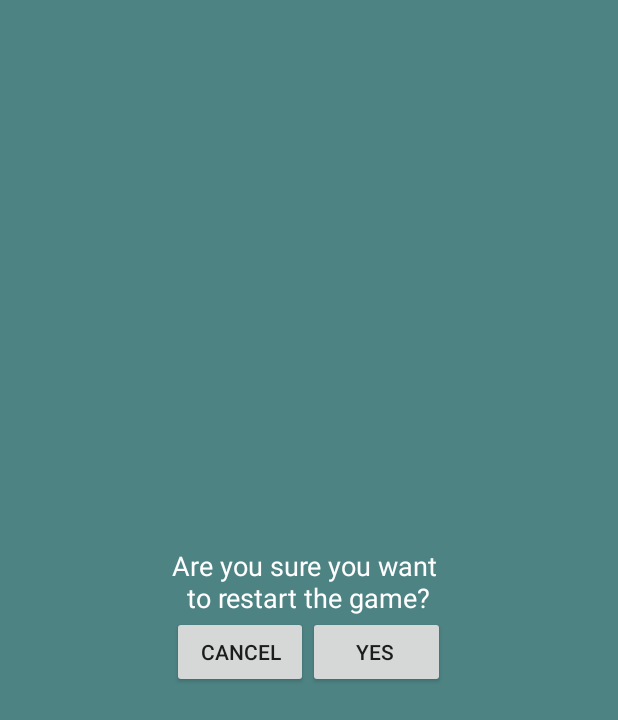
After one commit to MaximBravo/Maxim2048, an Android app: the layout activity_refresh.xml on its own in the app's theme, with its tools: preview values and no code run, on a phone screen of 412 x 824 dp. The commit adds this screen. Shown: the top 720 px of the screen. Run offline under Robolectric (Android 15) with nearby library versions, the phone set to English and light mode, and no system bars.

Commit message:
Add gameover feature, fix refresh problem and added popups and score saving issue

```diff
--- a/app/src/main/AndroidManifest.xml
+++ b/app/src/main/AndroidManifest.xml
@@ -18,6 +18,10 @@
         <activity android:name="maximbravo.com.Maxim2048.SettingsActivity">
 
         </activity>
+        <activity android:name="maximbravo.com.Maxim2048.Restart"
+            android:theme="@style/AppTheme.CustomTheme">
+
+        </activity>
     </application>
 
 </manifest>
--- a/app/src/main/java/maximbravo/com/Maxim2048/Matrix.java
+++ b/app/src/main/java/maximbravo/com/Maxim2048/Matrix.java
@@ -47,7 +47,10 @@ public class Matrix {
 		Random rand = new Random();
 		if(emptySpaceCount <= 1){
 			placeNewSquareIn(0, squareIdToPut);
-			return false;
+			if(emptySpaceCount == 0 && swiped == false){
+				return false;
+			}
+			return true;
 		}
 		int randomNumPosition = rand.nextInt((emptySpaceCount-1));
 		placeNewSquareIn(randomNumPosition, squareIdToPut);
--- a/app/src/main/res/layout/activity_main.xml
+++ b/app/src/main/res/layout/activity_main.xml
@@ -156,8 +156,8 @@
                 android:layout_height="0dp"
                 android:layout_gravity="center"
                 android:layout_weight="1"
-                android:onClick="refresh"
-                android:text="REFRESH" />
+                android:onClick="restart"
+                android:text="Restart" />
 
             <TextView
                 android:id="@+id/helpCount"
--- /dev/null
+++ b/app/src/main/res/layout/activity_refresh.xml
@@ -0,0 +1,48 @@
+<?xml version="1.0" encoding="utf-8"?>
+<RelativeLayout
+    xmlns:android="http://schemas.android.com/apk/res/android"
+    android:background="@color/colorPrimaryDark"
+    android:layout_width="match_parent"
+    android:layout_height="match_parent">
+    <LinearLayout
+        android:layout_width="wrap_content"
+        android:orientation="vertical"
+        android:layout_centerInParent="true"
+        android:layout_height="wrap_content">
+        <TextView
+            android:id="@+id/prompt"
+            android:layout_width="wrap_content"
+            android:layout_height="wrap_content"
+            android:layout_centerInParent="true"
+            android:gravity="center"
+            android:text="Are you sure you want \nto restart the game?"
+            android:textColor="@android:color/white"
+            android:textSize="18sp"/>
+        <LinearLayout
+            android:layout_width="match_parent"
+            android:layout_height="wrap_content"
+            android:layout_centerHorizontal="true"
+            android:layout_below="@id/prompt"
+            android:orientation="horizontal">
+
+            <Button
+                android:paddingRight="10dp"
+                android:id="@+id/cancel"
+                android:layout_below="@id/prompt"
+                android:layout_width="0dp"
+                android:layout_weight="1"
+                android:onClick="cancel"
+                android:layout_height="wrap_content"
+                android:text="Cancel"/>
+            <Button
+                android:paddingLeft="10dp"
+                android:layout_width="0dp"
+                android:layout_weight="1"
+                android:layout_height="wrap_content"
+                android:onClick="refresh"
+                android:text="Yes"/>
+        </LinearLayout>
+    </LinearLayout>
+
+
+</RelativeLayout>
--- a/app/src/main/res/values/styles.xml
+++ b/app/src/main/res/values/styles.xml
@@ -30,4 +30,10 @@
         <item name="android:layout_height">wrap_content</item>
 
     </style>
+
+    <style name="AppTheme.CustomTheme">
+        <item name="android:windowIsTranslucent">true</item>
+        <item name="android:windowCloseOnTouchOutside">true</item>
+        <item name="android:windowIsFloating">true</item>
+    </style>
 </resources>
```
Also changed, not shown: app/src/main/java/maximbravo/com/Maxim2048/Board.java (+6 -3 lines), app/src/main/java/maximbravo/com/Maxim2048/MainActivity.java (+46 -7 lines), app/src/main/java/maximbravo/com/Maxim2048/Restart.java (added, +48 -0 lines).
